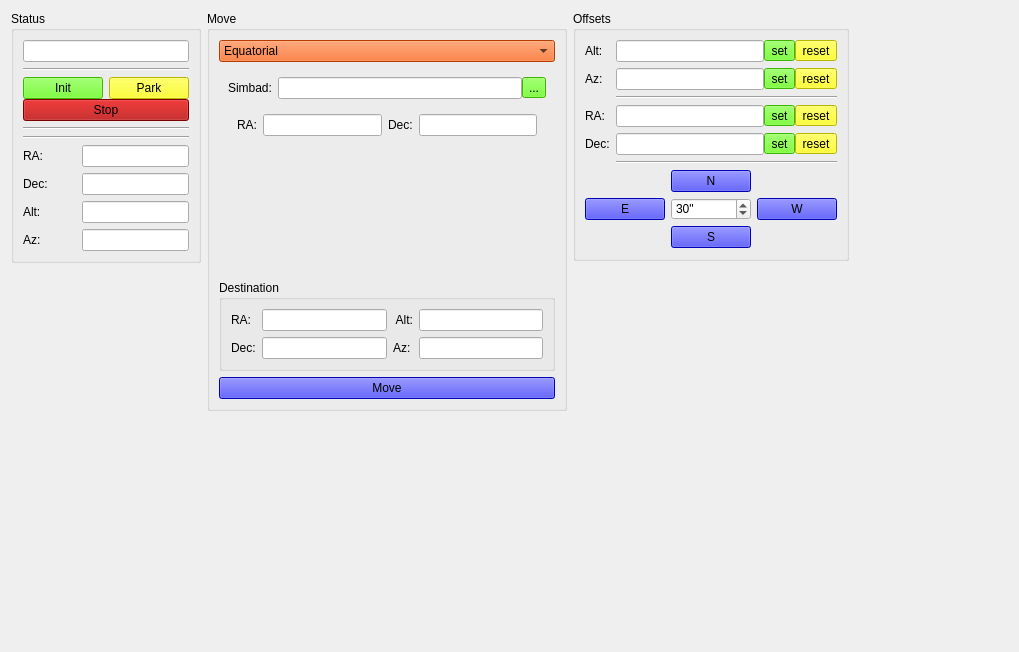
First picture: the form in pyobs_gui/qt/widgettelescope.ui, repository pyobs/pyobs-gui, before the edit.
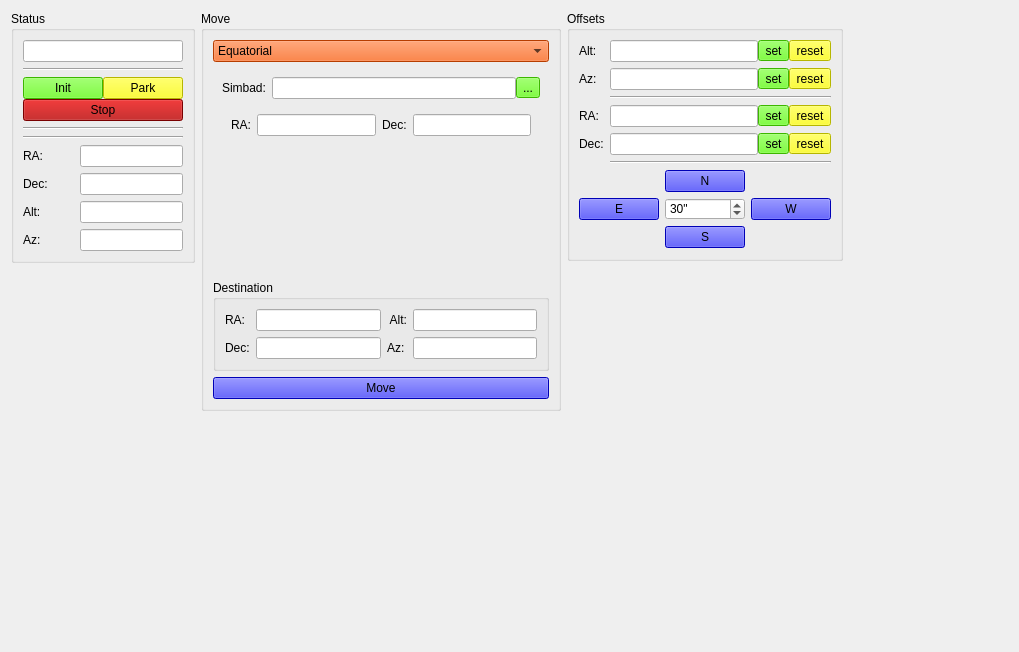
Second picture: the form after the edit. Icons and pictures are not drawn.

The edit to the form file:
```diff
--- a/pyobs_gui/qt/widgettelescope.ui
+++ b/pyobs_gui/qt/widgettelescope.ui
@@ -41,7 +41,7 @@
         </item>
         <item>
          <layout class="QGridLayout" name="gridLayout_5">
-          <property name="verticalSpacing">
+          <property name="spacing">
            <number>0</number>
           </property>
           <item row="0" column="0">
```
